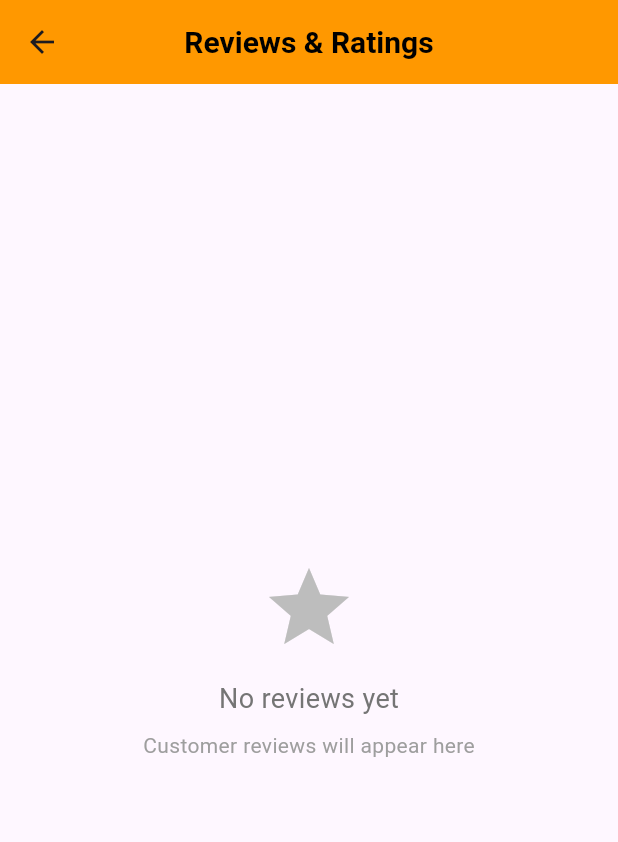
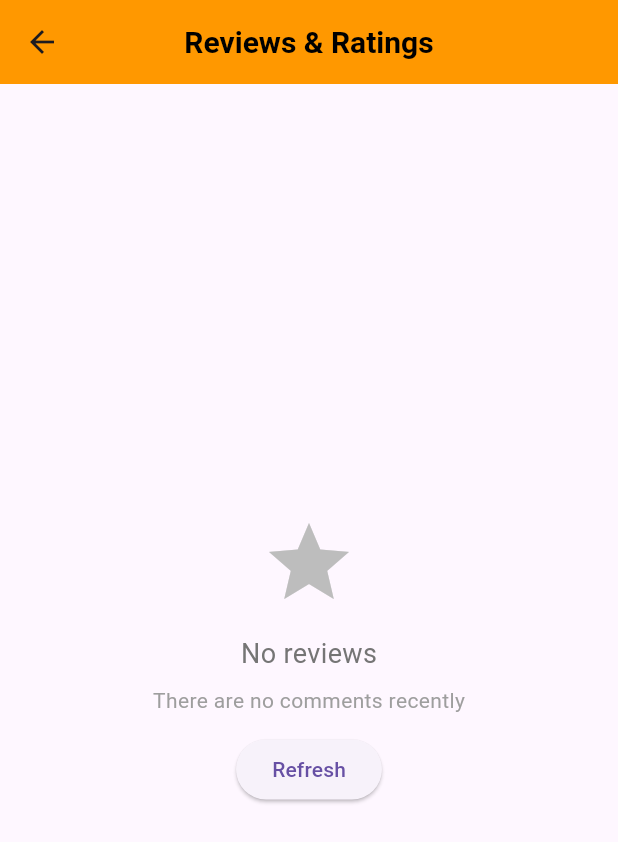
Before and after one commit to cindyyy11/MakanMate, a Flutter app: the VendorReviewsPage screen opened directly, on a phone screen of 412 x 824 dp. Shown: the top 842 px of the screen. Run offline on Flutter 3.47's test engine with Material 3 defaults, Android fonts, the phone set to English and light mode, and no system bars; our stand-ins replace cached_network_image, cloud_firestore, country_code_picker, equatable, firebase_auth, firebase_core and 10 more; missing offline and left inert: flutter_facebook_auth, tflite_flutter; accounts and stored records are empty.

Commit message:
- rreview page, show that dont have review yet

```diff
--- a/lib/features/vendor/presentation/pages/vendor_reviews_page.dart
+++ b/lib/features/vendor/presentation/pages/vendor_reviews_page.dart
@@ -15,11 +15,13 @@ class VendorReviewsPage extends StatefulWidget {
 }
 
 class _VendorReviewsPageState extends State<VendorReviewsPage> {
+  // Local filter state
+  _ReviewFilter _selectedFilter = _ReviewFilter.latest;
+
   @override
   void initState() {
     super.initState();
-    // Load reviews when page is initialized
-    _loadReviews();
+    WidgetsBinding.instance.addPostFrameCallback((_) => _loadReviews());
   }
 
   void _loadReviews() {
@@ -27,6 +29,30 @@ class _VendorReviewsPageState extends State<VendorReviewsPage> {
     if (user != null) {
       // Assuming vendorId == restaurantId
       context.read<VendorReviewBloc>().add(LoadVendorReviews(user.uid));
+    }
+  }
+
+  List<ReviewEntity> _applyFilter(List<ReviewEntity> reviews) {
+    switch (_selectedFilter) {
+      case _ReviewFilter.latest:
+        // Already sorted newest first by repository; ensure order
+        final sorted = [...reviews];
+        sorted.sort((a, b) => b.createdAt.compareTo(a.createdAt));
+        return sorted;
+      case _ReviewFilter.replied:
+        final replied = reviews
+            .where((r) => (r.vendorReplyText != null && r.vendorReplyText!.isNotEmpty))
+            .toList();
+        replied.sort((a, b) {
+          final aAt = a.vendorReplyAt ?? a.updatedAt;
+          final bAt = b.vendorReplyAt ?? b.updatedAt;
+          return bAt.compareTo(aAt);
+        });
+        return replied;
+      case _ReviewFilter.unreplied:
+        final unreplied = reviews.where((r) => r.vendorReplyText == null || r.vendorReplyText!.isEmpty).toList();
+        unreplied.sort((a, b) => b.createdAt.compareTo(a.createdAt));
+        return unreplied;
     }
   }
 
@@ -162,10 +188,22 @@ class _VendorReviewsPageState extends State<VendorReviewsPage> {
           }
         },
         builder: (context, state) {
+          // Handle no signed-in user to avoid infinite spinner
+          final currentUser = FirebaseAuth.instance.currentUser;
+          if (currentUser == null) {
+            return _buildEmpty(
+              icon: Icons.person_off,
+              title: 'Not signed in',
+              subtitle: 'Sign in to view and manage reviews',
+              action: ElevatedButton(
+                onPressed: _loadReviews,
+                child: const Text('Retry'),
+              ),
+            );
+          }
+
           if (state is VendorReviewLoading || state is VendorReviewInitial) {
-            return const Center(
-              child: CircularProgressIndicator(),
-            );
+            return const Center(child: CircularProgressIndicator());
           }
 
           if (state is VendorReviewError) {
@@ -195,23 +233,21 @@ class _VendorReviewsPageState extends State<VendorReviewsPage> {
                   ? state.current
                   : <ReviewEntity>[];
 
-          if (reviews.isEmpty) {
-            return Center(
-              child: Column(
-                mainAxisAlignment: MainAxisAlignment.center,
-                children: [
-                  Icon(Icons.star, size: 64, color: Colors.grey[400]),
-                  const SizedBox(height: 16),
-                  Text(
-                    'No reviews yet',
-                    style: TextStyle(fontSize: 18, color: Colors.grey[600]),
-                  ),
-                  const SizedBox(height: 8),
-                  Text(
-                    'Customer reviews will appear here',
-                    style: TextStyle(color: Colors.grey[500]),
-                  ),
-                ],
+          final filtered = _applyFilter(reviews);
+
+          if (filtered.isEmpty) {
+            final emptySubtitle = _selectedFilter == _ReviewFilter.latest
+                ? 'There are no comments recently'
+                : _selectedFilter == _ReviewFilter.replied
+                    ? 'No replied reviews yet'
+                    : 'No reviews awaiting reply';
+            return _buildEmpty(
+              icon: Icons.star,
+              title: 'No reviews',
+              subtitle: emptySubtitle,
+              action: ElevatedButton(
+                onPressed: _loadReviews,
+                child: const Text('Refresh'),
               ),
             );
           }
@@ -230,6 +266,25 @@ class _VendorReviewsPageState extends State<VendorReviewsPage> {
                   ),
                 ),
               ),
+              // Filter Chips
+              Padding(
+                padding: const EdgeInsets.symmetric(horizontal: 16.0),
+                child: Row(
+                  children: [
+                    _buildFilterChip('Latest', _selectedFilter == _ReviewFilter.latest, () {
+                      setState(() => _selectedFilter = _ReviewFilter.latest);
+                    }),
+                    const SizedBox(width: 8),
+                    _buildFilterChip('Replied', _selectedFilter == _ReviewFilter.replied, () {
+                      setState(() => _selectedFilter = _ReviewFilter.replied);
+                    }),
+                    const SizedBox(width: 8),
+                    _buildFilterChip('Unreplied', _selectedFilter == _ReviewFilter.unreplied, () {
+                      setState(() => _selectedFilter = _ReviewFilter.unreplied);
+                    }),
+                  ],
+                ),
+              ),
               // Reviews List
               Expanded(
                 child: RefreshIndicator(
@@ -237,9 +292,9 @@ class _VendorReviewsPageState extends State<VendorReviewsPage> {
                     _loadReviews();
                   },
                   child: ListView.builder(
-                    itemCount: reviews.length,
+                    itemCount: filtered.length,
                     itemBuilder: (context, index) {
-                      final review = reviews[index];
+                      final review = filtered[index];
                       return ReviewCard(
                         review: review,
                         onReply: review.vendorReplyText == null
@@ -257,4 +312,41 @@ class _VendorReviewsPageState extends State<VendorReviewsPage> {
       ),
     );
   }
+
+  // Helpers
+  Widget _buildFilterChip(String label, bool selected, VoidCallback onTap) {
+    return ChoiceChip(
+      label: Text(label),
+      selected: selected,
+      onSelected: (_) => onTap(),
+      selectedColor: Colors.orange,
+      labelStyle: TextStyle(color: selected ? Colors.white : Colors.black87),
+    );
+  }
+
+  Widget _buildEmpty({
+    required IconData icon,
+    required String title,
+    required String subtitle,
+    Widget? action,
+  }) {
+    return Center(
+      child: Column(
+        mainAxisAlignment: MainAxisAlignment.center,
+        children: [
+          Icon(icon, size: 64, color: Colors.grey[400]),
+          const SizedBox(height: 16),
+          Text(title, style: TextStyle(fontSize: 18, color: Colors.grey[600])),
+          const SizedBox(height: 8),
+          Text(subtitle, style: TextStyle(color: Colors.grey[500])),
+          if (action != null) ...[
+            const SizedBox(height: 12),
+            action,
+          ],
+        ],
+      ),
+    );
+  }
 }
+
+enum _ReviewFilter { latest, replied, unreplied }
```
Also changed, not shown: lib/features/vendor/data/repositories/review_repository_impl.dart (+5 -3 lines), lib/features/vendor/presentation/bloc/vendor_review_bloc.dart (+18 -2 lines).
